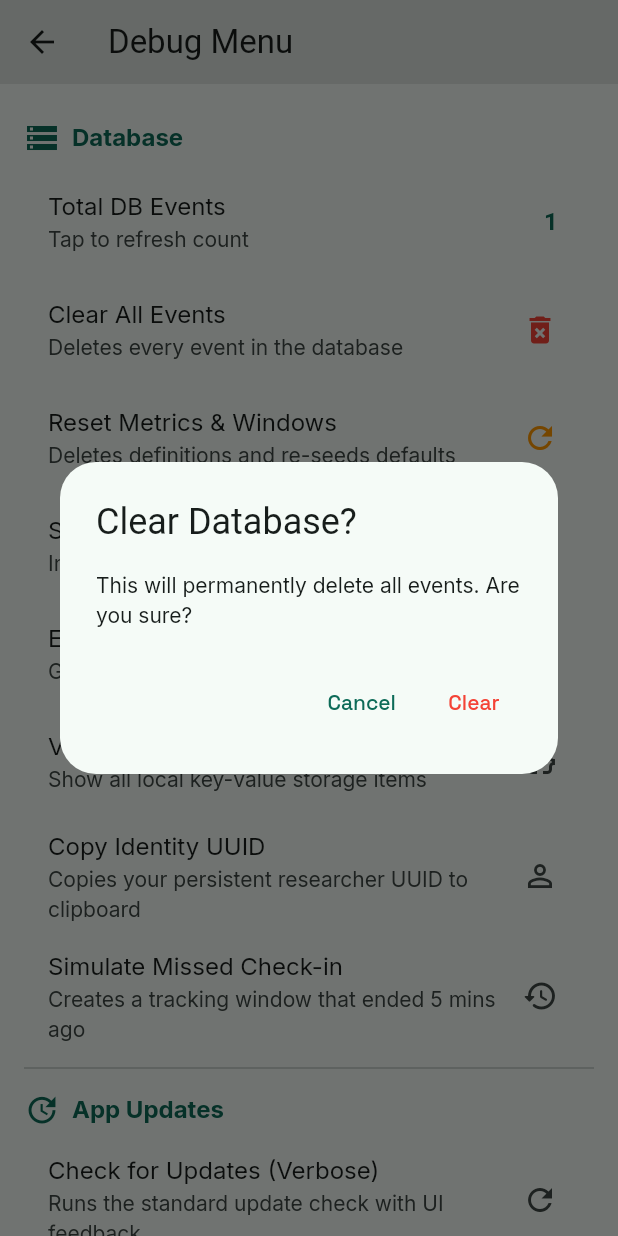
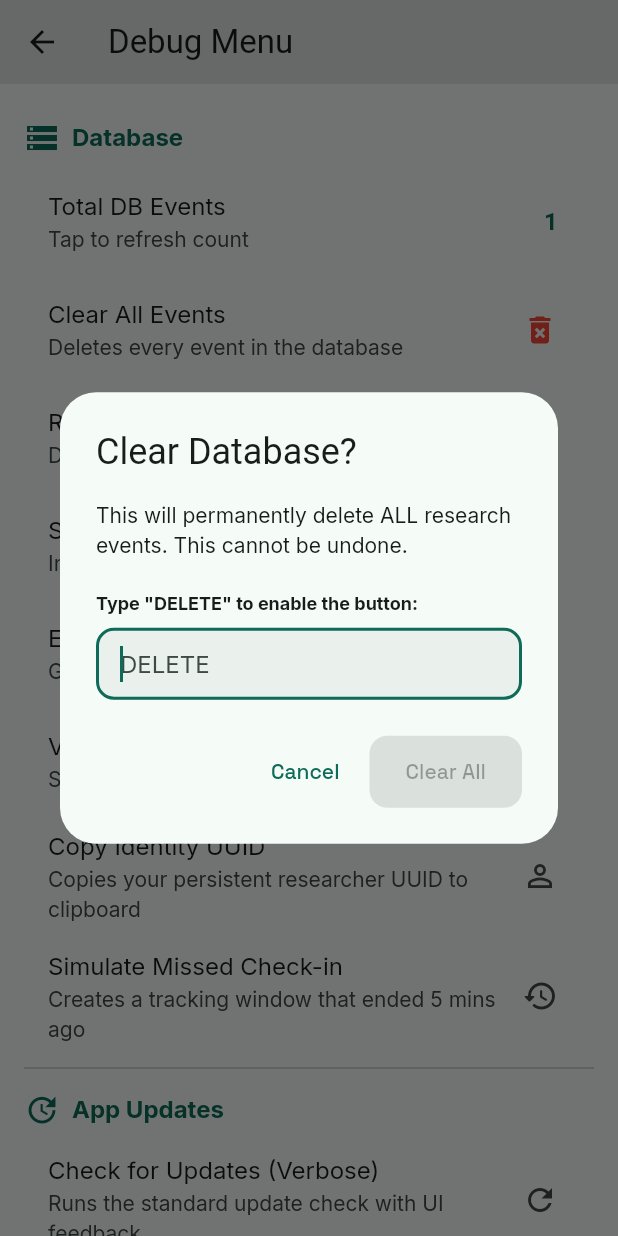
Before and after one commit to SneakyZippy/Covary, a Flutter app: the DebugScreen screen opened directly, after a tap on "Clear All Events", on a phone screen of 412 x 824 dp. Run offline on Flutter 3.47's test engine with Material 3 defaults, Android fonts, the phone set to English and light mode, and no system bars; our stand-ins replace awesome_notifications, drift, file_picker, fl_chart, google_fonts, package_info_plus and 3 more; missing offline and left inert: health, usage_stats, workmanager; accounts and stored records are empty; generated files the repository leaves out were written again; statements that could not run were skipped.

```diff
--- a/lib/data/database/app_database.dart
+++ b/lib/data/database/app_database.dart
@@ -188,6 +188,10 @@ class AppDatabase extends _$AppDatabase {
   }
 
   Future<int> deleteCustomMetric(String id) {
+    if (id.isEmpty) {
+      // Defensive check: prevent deletion of all rows if ID is empty
+      return Future.value(0);
+    }
     return (delete(customMetrics)..where((t) => t.id.equals(id))).go();
   }
 
--- a/lib/ui/screens/debug_screen.dart
+++ b/lib/ui/screens/debug_screen.dart
@@ -15,6 +15,7 @@ import '../../services/metric_service.dart';
 import '../../services/notification_service.dart';
 import '../../services/passive_sensing_service.dart';
 import '../../services/update_service.dart';
+import '../widgets/dialog_utils.dart';
 
 class DebugScreen extends StatefulWidget {
   const DebugScreen({super.key});
@@ -76,22 +77,12 @@ class _DebugScreenState extends State<DebugScreen> {
   }
 
   Future<void> _clearDatabase() async {
-    final confirmed = await showDialog<bool>(
+    final confirmed = await showTextConfirmationDialog(
       context: context,
-      builder: (context) => AlertDialog(
-        title: const Text('Clear Database?'),
-        content: const Text('This will permanently delete all events. Are you sure?'),
-        actions: [
-          TextButton(
-            onPressed: () => Navigator.pop(context, false),
-            child: const Text('Cancel'),
-          ),
-          TextButton(
-            onPressed: () => Navigator.pop(context, true),
-            child: const Text('Clear', style: TextStyle(color: Colors.red)),
-          ),
-        ],
-      ),
+      title: 'Clear Database?',
+      content: 'This will permanently delete ALL research events. This cannot be undone.',
+      confirmationWord: 'DELETE',
+      confirmLabel: 'Clear All',
     );
 
     if (confirmed == true && mounted) {
@@ -103,25 +94,12 @@ class _DebugScreenState extends State<DebugScreen> {
   }
 
   Future<void> _resetMetrics() async {
-    final confirmed = await showDialog<bool>(
+    final confirmed = await showTextConfirmationDialog(
       context: context,
-      builder: (context) => AlertDialog(
-        title: const Text('Reset Metrics?'),
-        content: const Text(
-          'This will delete all custom metrics, tracking windows, and sort orders, '
-          'then re-seed the default ones. Recorded events will NOT be deleted.',
-        ),
-        actions: [
-          TextButton(
-            onPressed: () => Navigator.pop(context, false),
-            child: const Text('Cancel'),
-          ),
-          TextButton(
-            onPressed: () => Navigator.pop(context, true),
-            child: const Text('Reset', style: TextStyle(color: Colors.red)),
-          ),
-        ],
-      ),
+      title: 'Reset Metrics?',
+      content: 'This will delete all custom metrics, tracking windows, and sort orders, then re-seed the default ones. Recorded events will NOT be deleted.',
+      confirmationWord: 'RESET',
+      confirmLabel: 'Reset Defaults',
     );
 
     if (confirmed == true && mounted) {
--- /dev/null
+++ b/lib/ui/widgets/dialog_utils.dart
@@ -0,0 +1,64 @@
+import 'package:flutter/material.dart';
+
+/// Shows a dialog that requires the user to type a specific word to confirm a dangerous action.
+Future<bool> showTextConfirmationDialog({
+  required BuildContext context,
+  required String title,
+  required String content,
+  required String confirmationWord,
+  String confirmLabel = 'Confirm',
+  Color? confirmColor,
+}) async {
+  String input = '';
+
+  return await showDialog<bool>(
+    context: context,
+    builder: (context) {
+      return StatefulBuilder(
+        builder: (context, setState) {
+          final bool isValid = input.toUpperCase() == confirmationWord.toUpperCase();
+          final colorScheme = Theme.of(context).colorScheme;
+
+          return AlertDialog(
+            title: Text(title),
+            content: Column(
+              mainAxisSize: MainAxisSize.min,
+              crossAxisAlignment: CrossAxisAlignment.start,
+              children: [
+                Text(content),
+                const SizedBox(height: 20),
+                Text(
+                  'Type "$confirmationWord" to enable the button:',
+                  style: const TextStyle(fontWeight: FontWeight.bold, fontSize: 12),
+                ),
+                const SizedBox(height: 8),
+                TextField(
+                  autofocus: true,
+                  decoration: InputDecoration(
+                    hintText: confirmationWord,
+                    border: const OutlineInputBorder(),
+                    isDense: true,
+                  ),
+                  onChanged: (value) => setState(() => input = value),
+                ),
+              ],
+            ),
+            actions: [
+              TextButton(
+                onPressed: () => Navigator.pop(context, false),
+                child: const Text('Cancel'),
+              ),
+              FilledButton(
+                onPressed: isValid ? () => Navigator.pop(context, true) : null,
+                style: FilledButton.styleFrom(
+                  backgroundColor: isValid ? (confirmColor ?? colorScheme.error) : null,
+                ),
+                child: Text(confirmLabel),
+              ),
+            ],
+          );
+        },
+      );
+    },
+  ) ?? false;
+}
```
Also changed, not shown: lib/services/metric_service.dart (+19 -96 lines), lib/ui/screens/metrics_screen.dart (+11 -7 lines), lib/ui/screens/restore_selection_screen.dart (+6 -19 lines), lib/ui/widgets/metric_dialogs.dart (+11 -11 lines), test_version.dart (deleted, +0 -19 lines).
